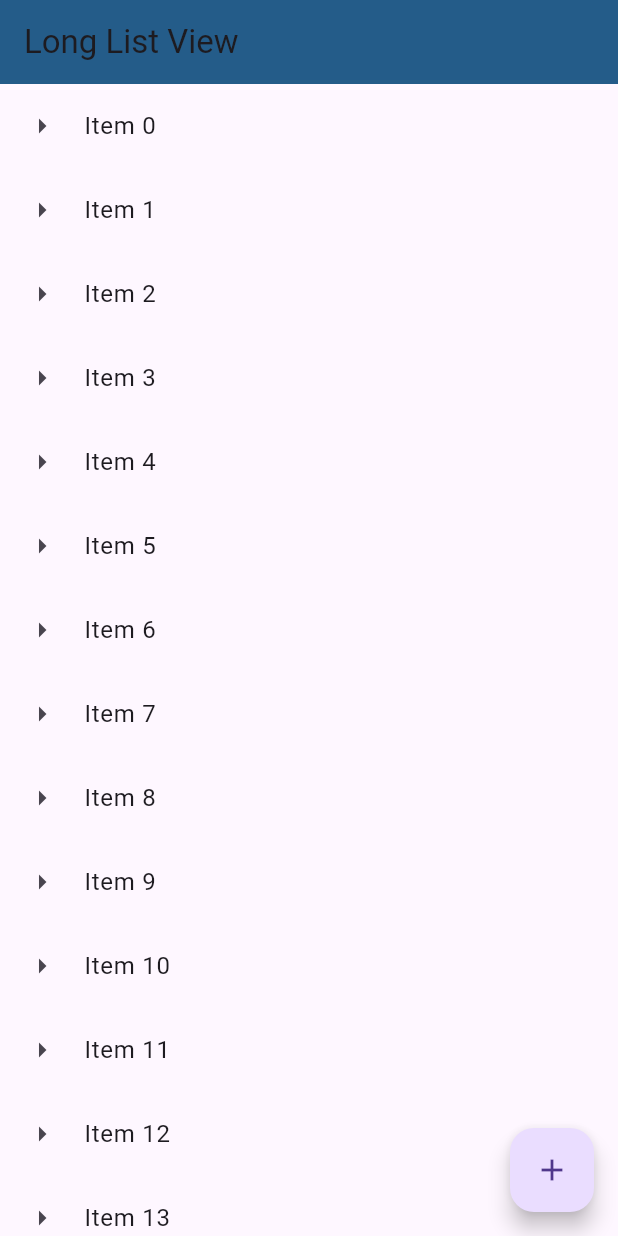
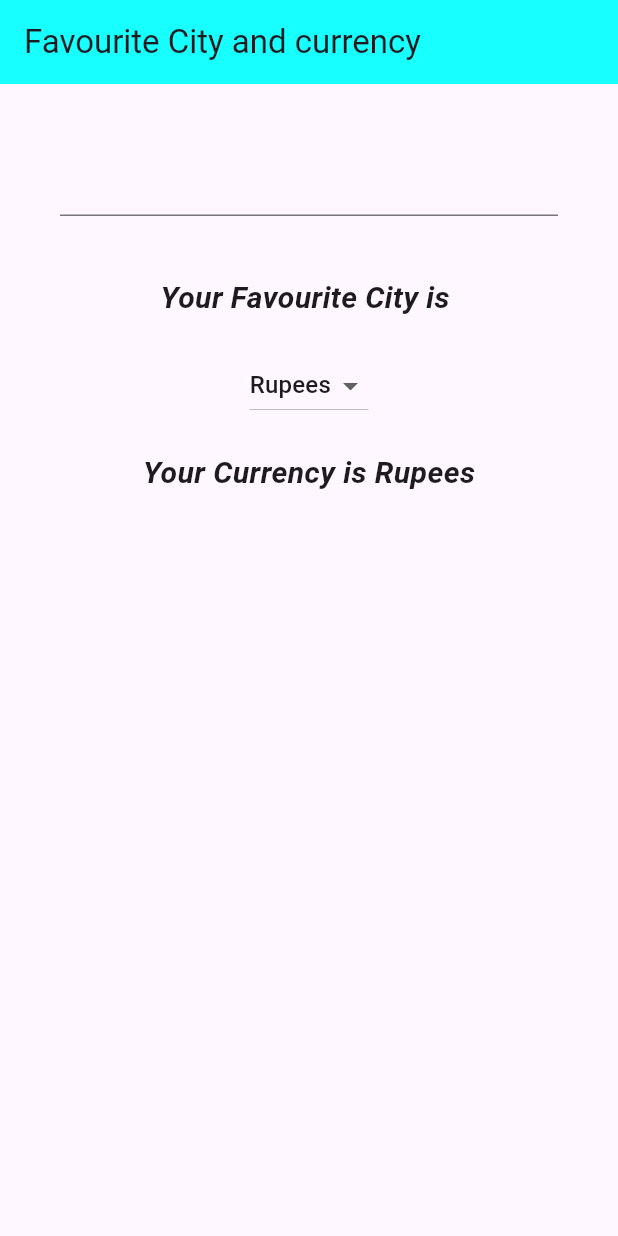
Before and after one commit to Hamza2136/Flutter, a Flutter app: the screen it shows after launch, on a phone screen of 412 x 824 dp. Run offline on Flutter 3.47's test engine with Material 3 defaults, Android fonts, the phone set to English and light mode, and no system bars.

Commit message:
Favourite City Application Simple

```diff
--- a/lib/app_screens/listview.dart
+++ /dev/null
@@ -1,71 +0,0 @@
-import "package:flutter/material.dart";
-
-class LView extends StatelessWidget {
-  const LView({super.key});
-
-  @override
-  Widget build(BuildContext context) {
-    return longlistview();
-  }
-
-// Simple List View..........
-  Widget simplelistview() {
-    var listview = ListView(
-      children: [
-        ListTile(
-          leading: const Icon(Icons.landscape),
-          title: const Text("Landscape"),
-          onTap: () => debugPrint("Landscape Tapped"),
-        ),
-        ListTile(
-          leading: const Icon(Icons.landscape),
-          title: const Text("Landscape"),
-          onTap: () => debugPrint("Landscape Tapped"),
-        ),
-        const ListTile(
-          leading: Icon(Icons.landscape),
-          title: Text("Landscape"),
-        ),
-        const ListTile(
-          leading: Icon(Icons.landscape),
-          title: Text("Landscape"),
-        )
-      ],
-    );
-    return listview;
-  }
-
-  // Snack Bar.............
-  void showSnackBar(BuildContext context, String item) {
-    var snackBar = SnackBar(
-      content: Text("$item is tapped"),
-      action: SnackBarAction(
-          label: 'UNDO',
-          onPressed: () {
-            debugPrint("Undo is pressed for $item");
-          }),
-    );
-    ScaffoldMessenger.of(context).showSnackBar(snackBar);
-  }
-
-  // Creating a List of 1000 Strings...........
-  List<String> genratelistitems() {
-    var items = List<String>.generate(1000, (index) => "Item $index");
-    return items;
-  }
-
-  // Long List...........
-  Widget longlistview() {
-    var listitem = genratelistitems();
-    var listview = ListView.builder(itemBuilder: (context, index) {
-      return ListTile(
-        leading: const Icon(Icons.arrow_right),
-        title: Text(listitem[index]),
-        onTap: () {
-          showSnackBar(context, listitem[index]);
-        },
-      );
-    });
-    return listview;
-  }
-}
--- a/lib/main.dart
+++ b/lib/main.dart
@@ -1,32 +1,84 @@
-import "package:firstapp/app_screens/listview.dart";
 import "package:flutter/material.dart";
-//import "package:flutter/widgets.dart";
-//import "./app_screens/home.dart";
 
 void main() {
-  runApp(const HomeScreen());
+  runApp(const MaterialApp(
+    title: "Example of Statefull widget",
+    home: FavouriteCity(),
+  ));
 }
 
-class HomeScreen extends StatelessWidget {
-  const HomeScreen({super.key});
+class FavouriteCity extends StatefulWidget {
+  const FavouriteCity({super.key});
+
+  @override
+  State<StatefulWidget> createState() {
+    return _FavouriteCity();
+  }
+}
+
+class _FavouriteCity extends State<FavouriteCity> {
+  String cityName = "";
+  final _curcurrencies = ['Rupees', 'Dollars', 'Rayals', 'Pounds'];
+  var selectedCurrency = 'Rupees';
+
   @override
   Widget build(BuildContext context) {
-    return MaterialApp(
-      debugShowCheckedModeBanner: false,
-      title: "UI with Widget",
-      home: Scaffold(
-          appBar: AppBar(
-            title: const Text("Long List View"),
-            backgroundColor: const Color.fromARGB(255, 36, 92, 137),
-          ),
-          floatingActionButton: FloatingActionButton(
-            onPressed: () {
-              debugPrint("FAB Clicked");
-            },
-            tooltip: 'Add new item',
-            child: const Icon(Icons.add),
-          ),
-          body: const LView()),
+    return Scaffold(
+      appBar: AppBar(
+        title: const Text("Favourite City and currency"),
+        backgroundColor: Colors.cyanAccent,
+      ),
+      body: Container(
+        margin: const EdgeInsets.all(20.0),
+        child: Column(
+          children: [
+// Text Field Starts
+            Padding(
+              padding: const EdgeInsets.all(20.0),
+              child: TextField(onChanged: (String userinput) {
+                setState(() {
+                  cityName = userinput;
+                });
+              }),
+            ),
+            Padding(
+              padding: const EdgeInsets.all(20.0),
+              child: Text(
+                "Your Favourite City is $cityName",
+                style: const TextStyle(
+                    fontSize: 20.0,
+                    fontStyle: FontStyle.italic,
+                    fontWeight: FontWeight.w700),
+              ),
+            ),
+
+//Dropdown Button Starts
+            DropdownButton<String>(
+              items: _curcurrencies.map((String dropdownStringItem) {
+                return DropdownMenuItem(
+                    value: dropdownStringItem, child: Text(dropdownStringItem));
+              }).toList(),
+              onChanged: (value) {
+                setState(() {
+                  selectedCurrency = value.toString();
+                });
+              },
+              value: selectedCurrency,
+            ),
+
+            Padding(
+              padding: const EdgeInsets.all(20.0),
+              child: Text(
+                "Your Currency is $selectedCurrency",
+                style: const TextStyle(
+                    fontSize: 20.0,
+                    fontStyle: FontStyle.italic,
+                    fontWeight: FontWeight.w700),
+              ),
+            )
+          ],
+        ),
+      ),
     );
   }
 }
```
Also changed, not shown: lib/app_screens/home.dart (deleted, +0 -198 lines), old lib files/app_screens old files/first_screen.dart (deleted, +0 -24 lines), old lib files/main.dart (deleted, +0 -19 lines), pubspec.yaml (+15 -15 lines), fonts/Raleway-Bold.ttf (deleted), fonts/Raleway-LightItalic.ttf (deleted), fonts/Raleway-Regular.ttf (deleted), fonts/Roboto-Regular.ttf (deleted), images/flight.jpeg (deleted), images/flight1.jpeg (deleted).
